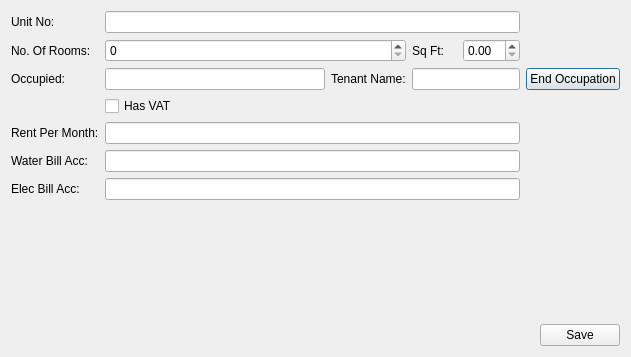
Above: rentmanager/unitsdialog.ui from jayjay-w/rentman before the change. Below: the same form after it.
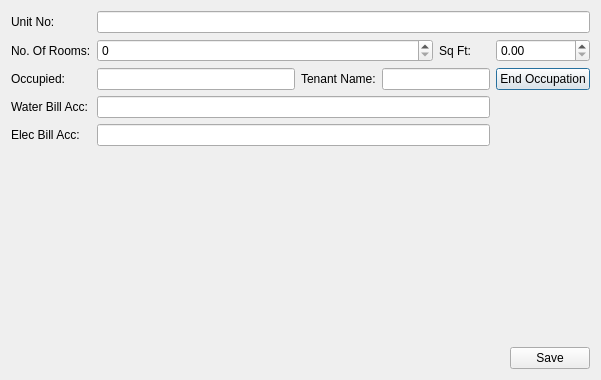
That is the form after the change.

```diff
--- a/rentmanager/unitsdialog.ui
+++ b/rentmanager/unitsdialog.ui
@@ -6,8 +6,8 @@
    <rect>
     <x>0</x>
     <y>0</y>
-    <width>631</width>
-    <height>357</height>
+    <width>601</width>
+    <height>380</height>
    </rect>
   </property>
   <property name="windowTitle">
@@ -23,11 +23,11 @@
        </property>
       </widget>
      </item>
-     <item row="5" column="2" colspan="4">
-      <widget class="QLineEdit" name="txtWaterBillAc"/>
-     </item>
      <item row="4" column="2" colspan="4">
-      <widget class="QLineEdit" name="txtMonthlyRent"/>
+      <widget class="QLineEdit" name="txtElecBillAcc"/>
+     </item>
+     <item row="3" column="2" colspan="4">
+      <widget class="QLineEdit" name="txtWaterBillAc"/>
      </item>
      <item row="2" column="2">
       <widget class="QLineEdit" name="txtOccupied">
@@ -36,31 +36,21 @@
        </property>
       </widget>
      </item>
-     <item row="1" column="4">
-      <widget class="QLabel" name="label_3">
+     <item row="2" column="6">
+      <widget class="QPushButton" name="cmdEndOccupation">
        <property name="text">
-        <string>Sq Ft:</string>
+        <string>End Occupation</string>
        </property>
       </widget>
      </item>
-     <item row="6" column="0" colspan="2">
-      <widget class="QLabel" name="label_7">
-       <property name="text">
-        <string>Elec Bill Acc:</string>
+     <item row="2" column="4" colspan="2">
+      <widget class="QLineEdit" name="txtTenantName">
+       <property name="readOnly">
+        <bool>true</bool>
        </property>
       </widget>
      </item>
-     <item row="1" column="0" colspan="2">
-      <widget class="QLabel" name="label_2">
-       <property name="text">
-        <string>No. Of Rooms:</string>
-       </property>
-      </widget>
-     </item>
-     <item row="1" column="5">
-      <widget class="QDoubleSpinBox" name="spSqFt"/>
-     </item>
-     <item row="5" column="0" colspan="2">
+     <item row="3" column="0" colspan="2">
       <widget class="QLabel" name="label_6">
        <property name="text">
         <string>Water Bill Acc:</string>
@@ -74,12 +64,6 @@
        </property>
       </widget>
      </item>
-     <item row="6" column="2" colspan="4">
-      <widget class="QLineEdit" name="txtElecBillAcc"/>
-     </item>
-     <item row="0" column="2" colspan="4">
-      <widget class="QLineEdit" name="txtUnitNo"/>
-     </item>
      <item row="0" column="0" colspan="2">
       <widget class="QLabel" name="label">
        <property name="text">
@@ -87,37 +71,36 @@
        </property>
       </widget>
      </item>
+     <item row="1" column="0" colspan="2">
+      <widget class="QLabel" name="label_2">
+       <property name="text">
+        <string>No. Of Rooms:</string>
+       </property>
+      </widget>
+     </item>
      <item row="4" column="0" colspan="2">
-      <widget class="QLabel" name="label_5">
+      <widget class="QLabel" name="label_7">
        <property name="text">
-        <string>Rent Per Month:</string>
+        <string>Elec Bill Acc:</string>
        </property>
       </widget>
      </item>
-     <item row="2" column="4" colspan="2">
-      <widget class="QLineEdit" name="txtTenantName">
-       <property name="readOnly">
-        <bool>true</bool>
-       </property>
-      </widget>
+     <item row="1" column="6">
+      <widget class="QDoubleSpinBox" name="spSqFt"/>
      </item>
-     <item row="2" column="6">
-      <widget class="QPushButton" name="cmdEndOccupation">
+     <item row="0" column="2" colspan="5">
+      <widget class="QLineEdit" name="txtUnitNo"/>
+     </item>
+     <item row="1" column="5">
+      <widget class="QLabel" name="label_3">
        <property name="text">
-        <string>End Occupation</string>
+        <string>Sq Ft:</string>
        </property>
       </widget>
      </item>
-     <item row="1" column="2" colspan="2">
+     <item row="1" column="2" colspan="3">
       <widget class="QSpinBox" name="spNoOfRooms"/>
      </item>
-     <item row="3" column="2">
-      <widget class="QCheckBox" name="checkBox">
-       <property name="text">
-        <string>Has VAT</string>
-       </property>
-      </widget>
-     </item>
     </layout>
    </item>
    <item>
```
